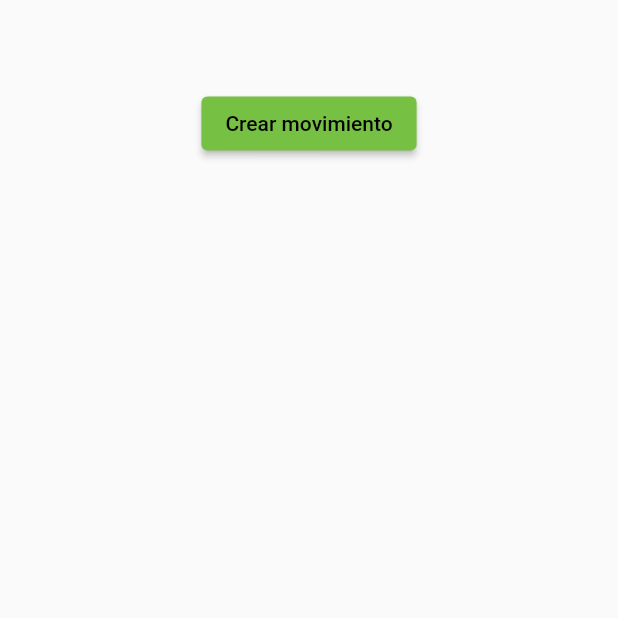
After one commit to jersy96/account-tracker-fire-base, a Flutter app: the screen it shows after launch, after a tap on the "account balance" icon, after a tap on "Ver movimientos", on a phone screen of 412 x 824 dp, the top half of it. The commit adds this screen. Run offline on Flutter 3.47's test engine with Material 2 defaults, Android fonts, the phone set to English and light mode, and no system bars; our stand-ins replace equatable, flutter_bloc.

Commit message:
Create the transaction index screen

```diff
--- a/lib/logic/states/accounts.dart
+++ b/lib/logic/states/accounts.dart
@@ -1,4 +1,6 @@
 import 'package:flutter_application_3/models/account.dart';
+
+import '../../models/transaction.dart';
 
 enum AccountsStatus {
   initial,
@@ -13,28 +15,32 @@ class AccountsState {
   final List<Account> accounts;
   final String? errorMessage;
   final Account? selectedAccount;
+  final Transaction? selectedTransaction;
 
   AccountsState({
     required this.idCount,
     required this.status,
     required this.accounts,
     this.errorMessage,
-    required this.selectedAccount,
+    this.selectedAccount,
+    this.selectedTransaction,
   });
 
   AccountsState copyWith({
+    int? idCount,
     AccountsStatus? status,
     List<Account>? accounts,
     String? errorMessage,
     Account? selectedAccount,
-    int? idCount,
+    Transaction? selectedTransaction,
   }) {
     return AccountsState(
       idCount: idCount ?? this.idCount,
       status: status ?? this.status,
       accounts: accounts ?? this.accounts,
-      selectedAccount: selectedAccount,
+      selectedAccount: selectedAccount ?? this.selectedAccount,
       errorMessage: errorMessage ?? this.errorMessage,
+      selectedTransaction: selectedTransaction ?? this.selectedTransaction,
     );
   }
 
@@ -45,5 +51,6 @@ class AccountsState {
           Account(id: '2', name: 'davivienda', balance: 200),
         ],
         errorMessage = null,
-        selectedAccount = null;
+        selectedAccount = null,
+        selectedTransaction = null;
 }
--- a/lib/models/account.dart
+++ b/lib/models/account.dart
@@ -1,9 +1,18 @@
-class Account {
+import 'package:flutter_application_3/models/transaction.dart';
+import 'package:equatable/equatable.dart';
+
+class Account extends Equatable {
   String? id;
   String name;
   double? balance;
+  List<Transaction> transactions;
 
-  Account({this.id, required this.name, required this.balance});
+  Account({
+    this.id,
+    required this.name,
+    required this.balance,
+    this.transactions = const [],
+  });
 
   factory Account.fromMap(Map<String, dynamic> map) {
     return Account(
@@ -21,4 +30,11 @@ class Account {
     };
     return map;
   }
+
+  void removeTransaction(Transaction transaction) {
+    transactions.remove(transaction);
+  }
+
+  @override
+  List<Object?> get props => [id];
 }
--- /dev/null
+++ b/lib/models/transaction.dart
@@ -0,0 +1,42 @@
+import 'package:equatable/equatable.dart';
+
+enum TransactionType {
+  income,
+  expense,
+}
+
+class Transaction extends Equatable {
+  String? id;
+  TransactionType type;
+  double value;
+  String description;
+
+  Transaction({
+    this.id,
+    required this.type,
+    required this.value,
+    required this.description,
+  });
+
+  factory Transaction.fromMap(Map<String, dynamic> map) {
+    return Transaction(
+      id: map['id'],
+      type: map['type'],
+      value: map['value'],
+      description: map['description'],
+    );
+  }
+
+  Map<String, dynamic> toMap() {
+    Map<String, dynamic> map = {
+      'id': id,
+      'type': type,
+      'value': value,
+      'description': description,
+    };
+    return map;
+  }
+
+  @override
+  List<Object?> get props => [id];
+}
--- a/lib/presentation/forms/accounts.dart
+++ b/lib/presentation/forms/accounts.dart
@@ -48,6 +48,11 @@ class _AccountsForm extends State<AccountsForm> {
               child: const Text('Volver a mis cuentas'),
               onPressed: () =>
                   Navigator.pushReplacementNamed(context, Routes.indexAccounts),
+            ),
+            ElevatedButton(
+              child: const Text('Ver movimientos'),
+              onPressed: () => Navigator.pushReplacementNamed(
+                  context, Routes.indexTransactions),
             ),
             BaseTextFormField(
               initialValue: name,
--- /dev/null
+++ b/lib/presentation/screens/transactions_index.dart
@@ -0,0 +1,42 @@
+import 'package:flutter/material.dart';
+import 'package:flutter_bloc/flutter_bloc.dart';
+import '../../logic/cubits/account.dart';
+import '../../utils/app_router.dart';
+import '../../utils/layout.dart';
+import '../widgets/transaction_list.dart';
+
+class TransactionsIndexScreen extends StatelessWidget {
+  const TransactionsIndexScreen({super.key});
+
+  @override
+  Widget build(BuildContext context) {
+    return Layout(
+      body: Center(
+        child: Column(
+          mainAxisAlignment: MainAxisAlignment.center,
+          children: [
+            ElevatedButton(
+              onPressed: () {
+                context.read<AccountsCubit>().setSelectedAccount(null);
+                Navigator.pushReplacementNamed(
+                    context, Routes.createTransaction);
+              },
+              child: const Text('Crear movimiento'),
+            ),
+            SizedBox(
+              height: MediaQuery.of(context).size.height * 0.8,
+              width: MediaQuery.of(context).size.width * 0.8,
+              child: TransactionList(
+                transactions: context
+                    .watch<AccountsCubit>()
+                    .state
+                    .selectedAccount!
+                    .transactions,
+              ),
+            )
+          ],
+        ),
+      ),
+    );
+  }
+}
--- a/lib/utils/app_router.dart
+++ b/lib/utils/app_router.dart
@@ -3,12 +3,14 @@ import 'package:flutter_application_3/logic/cubits/account.dart';
 import 'package:flutter_bloc/flutter_bloc.dart';
 import '../presentation/screens/accounts_form.dart';
 import '../presentation/screens/accounts_index.dart';
+import '../presentation/screens/transactions_index.dart';
 
 class Routes {
   static const String indexAccounts = 'indexAccounts';
   static const String createAccount = 'createAccounts';
   static const String accountDetails = 'accountDetails';
   static const String indexTransactions = 'indexTransactions';
+  static const String createTransaction = 'createTransaction';
 }
 
 class AppRouter {
@@ -37,13 +39,13 @@ class AppRouter {
             child: const AccountsFormScreen(),
           ),
         );
-      // case Routes.indexTransactions:
-      //   return MaterialPageRoute(
-      //     builder: (_) => BlocProvider<AccountsCubit>.value(
-      //       value: _accountsCubit,
-      //       child: const AccountDetailsScreen(),
-      //     ),
-      //   );
+      case Routes.indexTransactions:
+        return MaterialPageRoute(
+          builder: (_) => BlocProvider<AccountsCubit>.value(
+            value: _accountsCubit,
+            child: const TransactionsIndexScreen(),
+          ),
+        );
       default:
         return MaterialPageRoute(
           builder: (_) => BlocProvider<AccountsCubit>.value(
--- a/pubspec.yaml
+++ b/pubspec.yaml
@@ -10,6 +10,7 @@ dependencies:
   flutter:
     sdk: flutter
   flutter_bloc: ^8.1.3
+  equatable: ^2.0.5
 
 dev_dependencies:
   flutter_lints: ^2.0.0
```
Also changed, not shown: lib/logic/cubits/account.dart (+35 -0 lines), lib/presentation/widgets/transaction_list.dart (added, +60 -0 lines).
